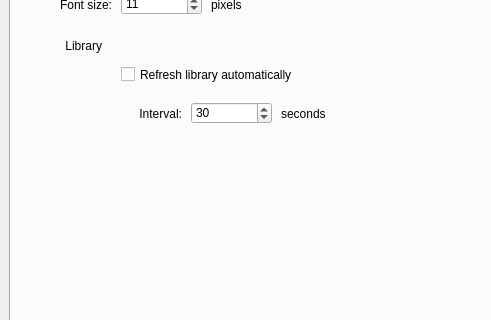
Above: trunk/Widgets/SettingsDialog.ui from cambell-prince/casparcg-client before the change; both pictures show x 0 to 491 and y 150 to 470 of the 700 by 757 pixel window. Below: the same form after it.
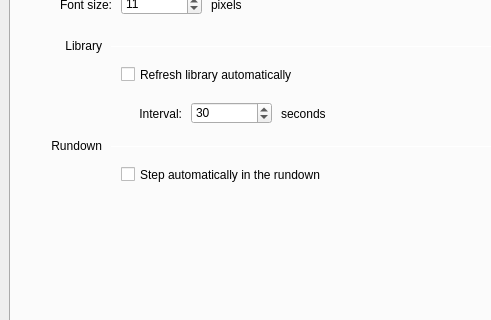
That is the form after the change.

What changed in the file:
```diff
--- a/trunk/Widgets/SettingsDialog.ui
+++ b/trunk/Widgets/SettingsDialog.ui
@@ -250,6 +250,51 @@
       <string>Refresh library automatically</string>
      </property>
     </widget>
+    <widget class="QLabel" name="labelRundown">
+     <property name="geometry">
+      <rect>
+       <x>10</x>
+       <y>252</y>
+       <width>81</width>
+       <height>16</height>
+      </rect>
+     </property>
+     <property name="text">
+      <string>Rundown</string>
+     </property>
+     <property name="alignment">
+      <set>Qt::AlignRight|Qt::AlignTrailing|Qt::AlignVCenter</set>
+     </property>
+    </widget>
+    <widget class="QCheckBox" name="checkBoxAutoStep">
+     <property name="geometry">
+      <rect>
+       <x>110</x>
+       <y>280</y>
+       <width>231</width>
+       <height>17</height>
+      </rect>
+     </property>
+     <property name="focusPolicy">
+      <enum>Qt::NoFocus</enum>
+     </property>
+     <property name="text">
+      <string>Step automatically in the rundown</string>
+     </property>
+    </widget>
+    <widget class="Line" name="lineRundown">
+     <property name="geometry">
+      <rect>
+       <x>100</x>
+       <y>260</y>
+       <width>555</width>
+       <height>1</height>
+      </rect>
+     </property>
+     <property name="orientation">
+      <enum>Qt::Horizontal</enum>
+     </property>
+    </widget>
    </widget>
    <widget class="QWidget" name="tabDevices">
     <attribute name="title">
```
Left out of the diff: 35 changed lines with no effect on the pictures.
